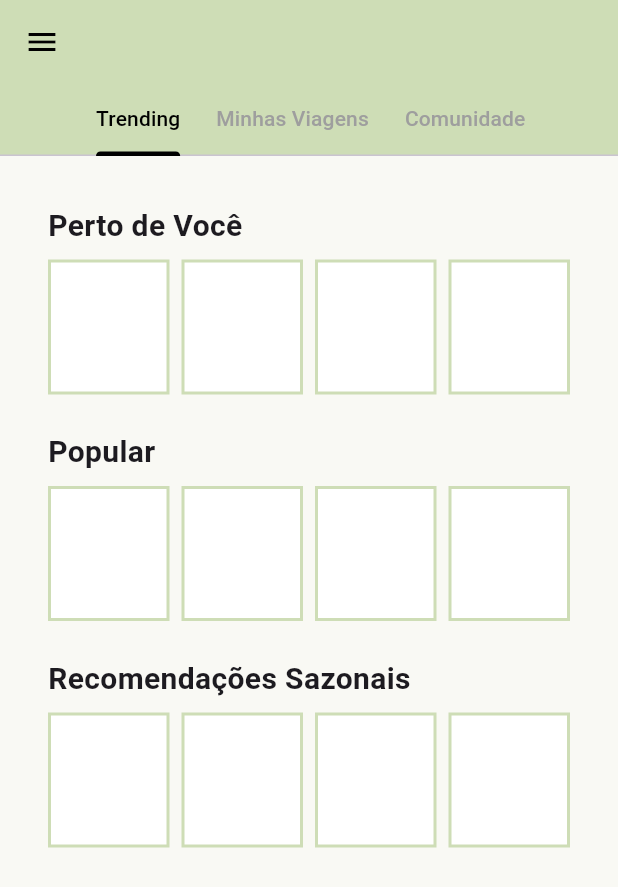
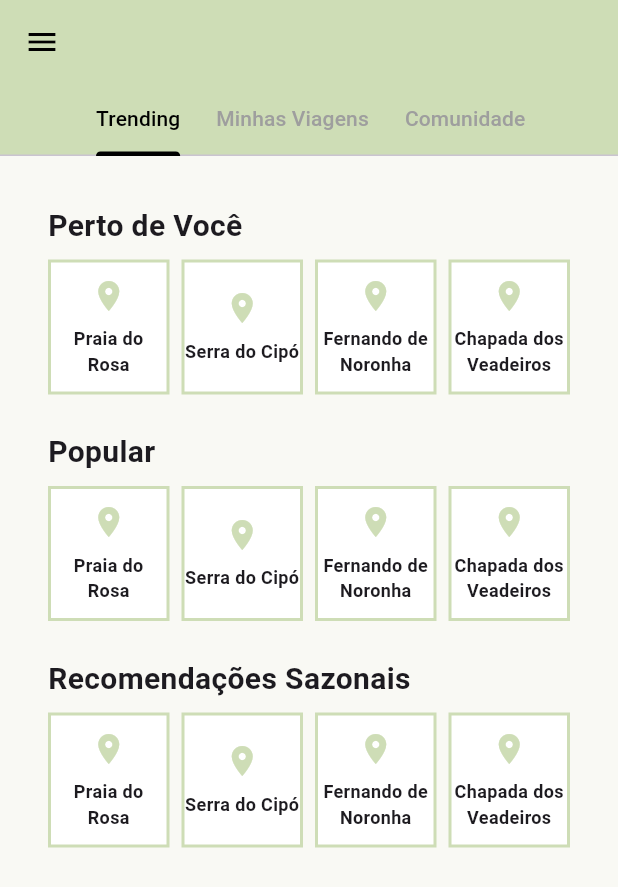
Before and after one commit to ICEI-PUC-Minas-EC-TI/trabalho-de-projeto-integrado-1-trip-nick, a Flutter app: the screen it shows after launch, after a tap on "Login", on a phone screen of 412 x 824 dp. Shown: the top 887 px of the screen. Run offline on Flutter 3.47's test engine with Material 3 defaults, Android fonts, the phone set to English and light mode, and no system bars.

Commit message:
implemented spot screen into home page

```diff
--- a/flutter_src/lib/design_system/colors/color_aliases.dart
+++ b/flutter_src/lib/design_system/colors/color_aliases.dart
@@ -40,7 +40,7 @@ class ColorAliases {
   static const Color successDefault = ColorPalette.green400;
   static const Color success500 = ColorPalette.green500;
   static const Color success600 = ColorPalette.green600;
-  static const Color success700 = ColorPalette.green700
+  static const Color success700 = ColorPalette.green700;
 
   // Warning colors
   static const Color warning100 = ColorPalette.orange100;
--- a/flutter_src/lib/screens/tela_login.dart
+++ b/flutter_src/lib/screens/tela_login.dart
@@ -59,7 +59,7 @@ class TelaLogin extends StatelessWidget {
                       ),
                       child: TextField(
                         decoration: InputDecoration(
-                          hintText: 'Username our E-mail',
+                          hintText: 'Username or E-mail',
                           prefixIcon: Icon(
                             Icons.person_outline,
                             color: Colors.green[800],
--- a/flutter_src/lib/screens/trending_screen.dart
+++ b/flutter_src/lib/screens/trending_screen.dart
@@ -1,4 +1,5 @@
 import 'package:flutter/material.dart';
+import 'spot_screen.dart'; // Import the TouristSpotScreen
 
 class TrendingScreen extends StatelessWidget {
   const TrendingScreen({Key? key}) : super(key: key);
@@ -13,19 +14,19 @@ class TrendingScreen extends StatelessWidget {
           // Seção 1
           const SectionTitle(text: 'Perto de Você'),
           const SizedBox(height: 8),
-          const PlaceholderGrid(count: 4, columns: 4),
+          PlaceholderGrid(count: 4, columns: 4, context: context),
 
           const SizedBox(height: 24),
           // Seção 2
           const SectionTitle(text: 'Popular'),
           const SizedBox(height: 8),
-          const PlaceholderGrid(count: 4, columns: 4),
+          PlaceholderGrid(count: 4, columns: 4, context: context),
 
           const SizedBox(height: 24),
           // Seção 3
           const SectionTitle(text: 'Recomendações Sazonais'),
           const SizedBox(height: 8),
-          const PlaceholderGrid(count: 4, columns: 4),
+          PlaceholderGrid(count: 4, columns: 4, context: context),
         ],
       ),
     );
@@ -51,9 +52,60 @@ class SectionTitle extends StatelessWidget {
 class PlaceholderGrid extends StatelessWidget {
   final int count;
   final int columns;
+  final BuildContext context;
 
-  const PlaceholderGrid({Key? key, required this.count, required this.columns})
-    : super(key: key);
+  const PlaceholderGrid({
+    Key? key,
+    required this.count,
+    required this.columns,
+    required this.context,
+  }) : super(key: key);
+
+  // Sample data for demonstration
+  Map<String, dynamic> getSampleData(int index) {
+    // List of sample tourist spots
+    final List<Map<String, dynamic>> sampleSpots = [
+      {
+        'name': 'Praia do Rosa',
+        'imageUrl': '',
+        'country': 'Brasil',
+        'city': 'Imbituba',
+        'category': 'Praia',
+        'description': 'Uma bela praia localizada no sul de Santa Catarina, conhecida por suas águas cristalinas e belezas naturais.',
+        'rating': 4.8,
+      },
+      {
+        'name': 'Serra do Cipó',
+        'imageUrl': '',
+        'country': 'Brasil',
+        'city': 'Santana do Riacho',
+        'category': 'Montanha',
+        'description': 'Parque nacional com belas cachoeiras, trilhas e formações rochosas únicas.',
+        'rating': 4.6,
+      },
+      {
+        'name': 'Fernando de Noronha',
+        'imageUrl': '',
+        'country': 'Brasil',
+        'city': 'Fernando de Noronha',
+        'category': 'Ilha',
+        'description': 'Arquipélago paradisíaco com praias de águas cristalinas e rica vida marinha.',
+        'rating': 4.9,
+      },
+      {
+        'name': 'Chapada dos Veadeiros',
+        'imageUrl': '',
+        'country': 'Brasil',
+        'city': 'Alto Paraíso de Goiás',
+        'category': 'Parque Nacional',
+        'description': 'Área de conservação com belas cachoeiras, cânions e formações rochosas antigas.',
+        'rating': 4.7,
+      },
+    ];
+
+    // Return data for the given index, cycling through sample spots if needed
+    return sampleSpots[index % sampleSpots.length];
+  }
 
   @override
   Widget build(BuildContext context) {
@@ -69,10 +121,53 @@ class PlaceholderGrid extends StatelessWidget {
       childAspectRatio: 0.9, // mantém quadrado
       children: List.generate(
         count, // Ex.: 4 itens
-        (index) => Container(
-          decoration: BoxDecoration(
-            border: Border.all(color: borderColor, width: 2),
-            color: Colors.white,
+            (index) => GestureDetector(
+          onTap: () {
+            // Get sample data for this index
+            final spotData = getSampleData(index);
+
+            // Navigate to TouristSpotScreen with the sample data
+            Navigator.push(
+              context,
+              MaterialPageRoute(
+                builder: (context) => TouristSpotScreen(
+                  name: spotData['name'],
+                  imageUrl: spotData['imageUrl'],
+                  country: spotData['country'],
+                  city: spotData['city'],
+                  category: spotData['category'],
+                  description: spotData['description'],
+                  rating: spotData['rating'],
+                ),
+              ),
+            );
+          },
+          child: Container(
+            decoration: BoxDecoration(
+              border: Border.all(color: borderColor, width: 2),
+              color: Colors.white,
+            ),
+            child: Center(
+              child: Column(
+                mainAxisAlignment: MainAxisAlignment.center,
+                children: [
+                  Icon(
+                    Icons.location_on,
+                    color: Theme.of(context).primaryColor,
+                    size: 24,
+                  ),
+                  const SizedBox(height: 8),
+                  Text(
+                    getSampleData(index)['name'],
+                    textAlign: TextAlign.center,
+                    style: const TextStyle(
+                      fontWeight: FontWeight.bold,
+                      fontSize: 12,
+                    ),
+                  ),
+                ],
+              ),
+            ),
           ),
         ),
       ),
--- a/flutter_src/pubspec.yaml
+++ b/flutter_src/pubspec.yaml
@@ -19,7 +19,7 @@ publish_to: 'none' # Remove this line if you wish to publish to pub.dev
 version: 1.0.0+1
 
 environment:
-  sdk: ^3.8.0-116.0.dev
+  sdk: ">=3.7.0 <4.0.0"
 
 # Dependencies specify other packages that your package needs in order to work.
 # To automatically upgrade your package dependencies to the latest versions
```
Also changed, not shown: flutter_src/lib/screens/spot_screen.dart (added, +196 -0 lines).
